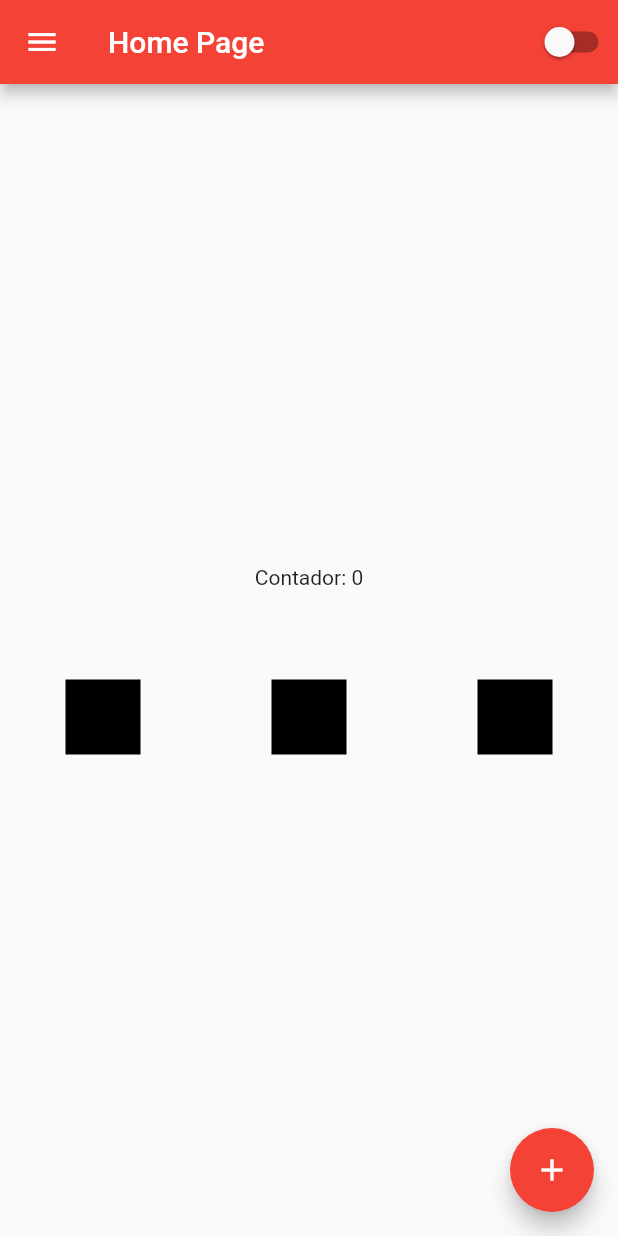
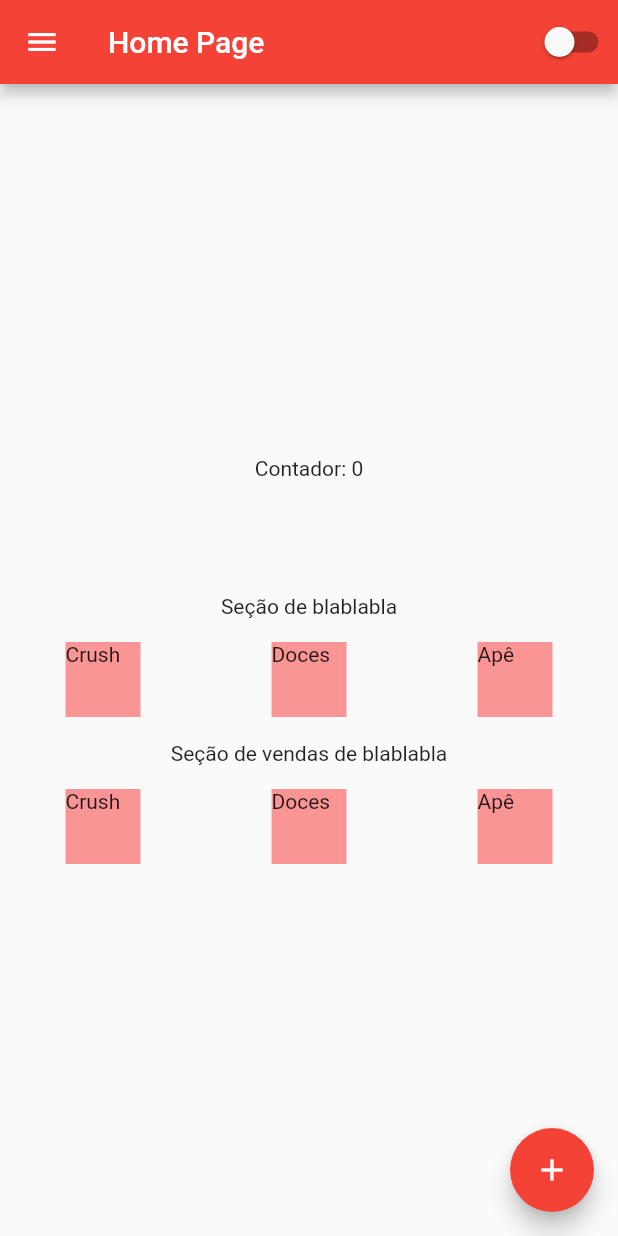
Before and after one commit to bragabriel/TCC-backend, a Flutter app: the HomePage screen opened by its route, on a phone screen of 412 x 824 dp. Run offline on Flutter 3.47's test engine with Material 2 defaults, Android fonts, the phone set to English and light mode, and no system bars; our stand-ins replace email_validator, image_picker, shared_preferences, string_validator; accounts and stored records are empty; network calls fail.

Commit message:
feat: alteração nas telas: perfil/home

```diff
--- /dev/null
+++ b/spotted/lib/app/view/home_page/home_view.dart
@@ -0,0 +1,158 @@
+//StatefulWidget = Dinamico -> Pode ser modificado
+
+import 'package:flutter/cupertino.dart';
+import 'package:flutter/material.dart';
+
+import '../../controller/app_controller.dart';
+
+class HomePage extends StatefulWidget {
+  @override
+  State<StatefulWidget> createState() {
+    return HomePageState();
+  }
+}
+
+//Criando uma classe para ser retornada e funcionar como um estado
+class HomePageState extends State<HomePage> {
+  int counter = 0;
+
+  @override
+  Widget build(BuildContext context) {
+    // TODO: implement build
+    return Scaffold(
+      drawer: Drawer(
+        child: Column(children: [
+          UserAccountsDrawerHeader(
+              currentAccountPicture:
+                  //ClipRRect(
+                  ClipOval(
+                      //borderRadius: BorderRadius.circular(30),
+                      child: Image.asset('assets/images/user.png')),
+              accountName: Text('Gabriel Braga'),
+              accountEmail: Text('teste@teste.com')),
+          ListTile(
+              leading: Icon(Icons.home),
+              title: Text('Inicio'),
+              subtitle: Text('tela de inicio'),
+              onTap: () {
+                print('home');
+              }),
+          ListTile(
+              leading: Icon(Icons.verified_user),
+              title: Text('Perfil'),
+              subtitle: Text('seu perfil'),
+              onTap: () {
+                Navigator.of(context).pushNamed('/perfil');
+              }),
+          ListTile(
+              leading: Icon(Icons.logout),
+              title: Text('Logout'),
+              subtitle: Text('Finalizar sessão'),
+              onTap: () {
+                Navigator.of(context).pushReplacementNamed('/');
+              }),
+        ]),
+      ),
+      appBar: AppBar(
+        title: Text('Home Page'),
+
+        //botões que ficam na lateral direita
+        actions: [
+          CustomSwitch(),
+        ],
+      ),
+      body: Container(
+        width: double.infinity,
+        height: double.infinity,
+        child: Column(
+          mainAxisAlignment: MainAxisAlignment.center,
+          crossAxisAlignment: CrossAxisAlignment.center,
+          children: [
+            Text('Contador: $counter'),
+            Container(
+              height: 10,
+            ),
+            Container(
+              height: 50,
+            ),
+            Padding(
+              padding: EdgeInsets.all(16.0),
+              child: Text('Seção de blablabla'),
+            ),
+            Row(
+                mainAxisAlignment: MainAxisAlignment.spaceAround,
+                crossAxisAlignment: CrossAxisAlignment.center,
+                children: [
+                  Container(
+                    width: 50,
+                    height: 50,
+                    color: Color.fromARGB(255, 250, 149, 149),
+                    child: Text('Crush'),
+                  ),
+                  Container(
+                    width: 50,
+                    height: 50,
+                    color: Color.fromARGB(255, 250, 149, 149),
+                    child: Text('Doces'),
+                  ),
+                  Container(
+                    width: 50,
+                    height: 50,
+                    color: Color.fromARGB(255, 250, 149, 149),
+                    child: Text('Apê'),
+                  ),
+                ]),
+            Padding(
+              padding: EdgeInsets.all(16.0),
+              child: Text('Seção de vendas de blablabla'),
+            ),
+            Row(
+                mainAxisAlignment: MainAxisAlignment.spaceAround,
+                crossAxisAlignment: CrossAxisAlignment.center,
+                children: [
+                  Container(
+                    width: 50,
+                    height: 50,
+                    color: Color.fromARGB(255, 250, 149, 149),
+                    child: Text('Crush'),
+                  ),
+                  Container(
+                    width: 50,
+                    height: 50,
+                    color: Color.fromARGB(255, 250, 149, 149),
+                    child: Text('Doces'),
+                  ),
+                  Container(
+                    width: 50,
+                    height: 50,
+                    color: Color.fromARGB(255, 250, 149, 149),
+                    child: Text('Apê'),
+                  ),
+                ]),
+          ],
+        ),
+      ),
+      floatingActionButton: FloatingActionButton(
+        child: Icon(Icons.add),
+        onPressed: () {
+          setState(() {
+            counter++; //necessario dizer que o estado vai ser modificado e precisa ser reconstuido
+          });
+        },
+      ),
+    );
+  }
+}
+
+class CustomSwitch extends StatelessWidget {
+  const CustomSwitch({super.key});
+
+  @override
+  Widget build(BuildContext context) {
+    return Switch(
+        value: AppController.instance.isDartTheme,
+        onChanged: (value) {
+          AppController.instance.changeTheme();
+        });
+  }
+}
--- a/spotted/lib/app/view/home_view.dart
+++ /dev/null
@@ -1,132 +0,0 @@
-  //StatefulWidget = Dinamico -> Pode ser modificado
-
-import 'package:flutter/cupertino.dart';
-import 'package:flutter/material.dart';
-
-import '../controller/app_controller.dart';
-
-class HomePage extends StatefulWidget{
-    @override
-    State<StatefulWidget> createState(){
-      return HomePageState();
-    }
-  }
-
-//Criando uma classe para ser retornada e funcionar como um estado
-class HomePageState extends State<HomePage>{
-
-  int counter = 0;
-
-  @override
-  Widget build(BuildContext context) {
-    // TODO: implement build
-    return Scaffold(
-      drawer: Drawer(
-        child: Column(
-          children: [
-            UserAccountsDrawerHeader(
-              currentAccountPicture:
-                  //ClipRRect(
-                  ClipOval(
-                  //borderRadius: BorderRadius.circular(30),
-                  child: Image.asset('assets/images/user.png')
-                ),
-              accountName: Text('Gabriel Braga'),
-              accountEmail: Text('teste@teste.com')
-              ),
-            ListTile(
-              leading: Icon(Icons.home),
-              title: Text('Inicio'),
-              subtitle: Text('tela de inicio'),
-              onTap: (){
-                print('home');
-              }
-            ),
-            ListTile(
-              leading: Icon(Icons.verified_user),
-              title: Text('Perfil'),
-              subtitle: Text('seu perfil'),
-              onTap: (){
-                Navigator.of(context).pushReplacementNamed('/perfil');
-              }
-            ),
-            ListTile(
-              leading: Icon(Icons.logout),
-              title: Text('Logout'),
-              subtitle: Text('Finalizar sessão'),
-              onTap: (){
-                Navigator.of(context).pushReplacementNamed('/');
-              }
-            ),
-          ]),
-      ),
-      appBar: AppBar(
-        title: Text('Home Page'),
-
-        //botões que ficam na lateral direita
-        actions: [
-          CustomSwitch(),
-        ],
-      ),
-      body: Container(
-        width: double.infinity,
-        height: double.infinity,
-        child: Column(
-          mainAxisAlignment: MainAxisAlignment.center,
-          crossAxisAlignment: CrossAxisAlignment.center,
-          children: [
-            Text('Contador: $counter'),
-            Container(
-              height: 10,
-            ),
-            Container(
-              height: 50,
-            ),
-            Row(
-              mainAxisAlignment: MainAxisAlignment.spaceAround,
-              crossAxisAlignment: CrossAxisAlignment.center,
-              children:[
-                Container(
-                  width: 50,
-                  height: 50,
-                  color: Colors.black,
-                ),
-                 Container(
-                  width: 50,
-                  height: 50,
-                  color: Colors.black,
-                ),
-                 Container(
-                  width: 50,
-                  height: 50,
-                  color: Colors.black,
-                ),
-              ]
-            ),
-          ],
-        ),
-      ),
-      floatingActionButton: FloatingActionButton(
-        child: Icon(Icons.add),
-        onPressed: (){
-          setState(() {
-            counter++; //necessario dizer que o estado vai ser modificado e precisa ser reconstuido
-          });
-        },),
-
-    );
-  }
-}
-
-class CustomSwitch extends StatelessWidget {
-  const CustomSwitch({super.key});
-
-  @override
-  Widget build(BuildContext context) {
-    return Switch(
-            value: AppController.instance.isDartTheme,
-            onChanged: (value){
-            AppController.instance.changeTheme();
-          });
-  }
-}
--- a/spotted/lib/app/view/profile_page/edit_image.dart
+++ b/spotted/lib/app/view/profile_page/edit_image.dart
@@ -28,7 +28,7 @@ class _EditImagePageState extends State<EditImagePage> {
           SizedBox(
               width: 330,
               child: const Text(
-                "Upload a photo of yourself:",
+                "Carregar uma foto sua:",
                 style: TextStyle(
                   fontSize: 23,
                   fontWeight: FontWeight.bold,
@@ -65,7 +65,7 @@ class _EditImagePageState extends State<EditImagePage> {
                     child: ElevatedButton(
                       onPressed: () {},
                       child: const Text(
-                        'Update',
+                        'Atualizar',
                         style: TextStyle(fontSize: 15),
                       ),
                     ),
--- a/spotted/lib/app/view/profile_page/perfil_view.dart
+++ b/spotted/lib/app/view/profile_page/perfil_view.dart
@@ -50,7 +50,7 @@ class _ProfilePageState extends State<ProfilePage> {
                 imagePath: user.image,
                 onPressed: () {},
               )),
-          buildUserInfoDisplay(user.name, 'Name', EditNameFormPage()),
+          buildUserInfoDisplay(user.name, 'Nome', EditNameFormPage()),
           buildUserInfoDisplay(user.phone, 'Phone', EditPhoneFormPage()),
           buildUserInfoDisplay(user.email, 'Email', EditEmailFormPage()),
           Expanded(
@@ -115,7 +115,7 @@ class _ProfilePageState extends State<ProfilePage> {
         crossAxisAlignment: CrossAxisAlignment.start,
         children: [
           Text(
-            'Tell Us About Yourself',
+            'Sobre você',
             style: TextStyle(
               fontSize: 15,
               fontWeight: FontWeight.w500,
--- a/spotted/lib/app/widget/app_widget.dart
+++ b/spotted/lib/app/widget/app_widget.dart
@@ -1,11 +1,11 @@
 //StateLess = Estatico -> Não pode ser modificado
 
 import 'package:flutter/material.dart';
-import 'package:spotted/app/view/cadastro_view.dart';
+import 'package:spotted/app/view/cadastro_page/cadastro_view.dart';
 import 'package:spotted/app/view/profile_page/perfil_view.dart';
 
 import '../controller/app_controller.dart';
-import '../view/home_view.dart';
+import '../view/home_page/home_view.dart';
 import '../view/login_view.dart';
 
 class AppWidget extends StatelessWidget {
```
Also changed, not shown: spotted/lib/app/model/user_data.dart (+4 -4 lines), spotted/lib/app/view/profile_page/edit_description.dart (+4 -4 lines), spotted/lib/app/view/profile_page/edit_email.dart (+4 -4 lines), spotted/lib/app/view/profile_page/edit_name.dart (+8 -8 lines), spotted/lib/app/view/profile_page/edit_phone.dart (+5 -5 lines), spotted/lib/app/view/cadastro_page/cadastro_view.dart (renamed from spotted/lib/app/view/cadastro_view.dart), spotted/lib/app/view/recuperar_senha.dart (deleted).
